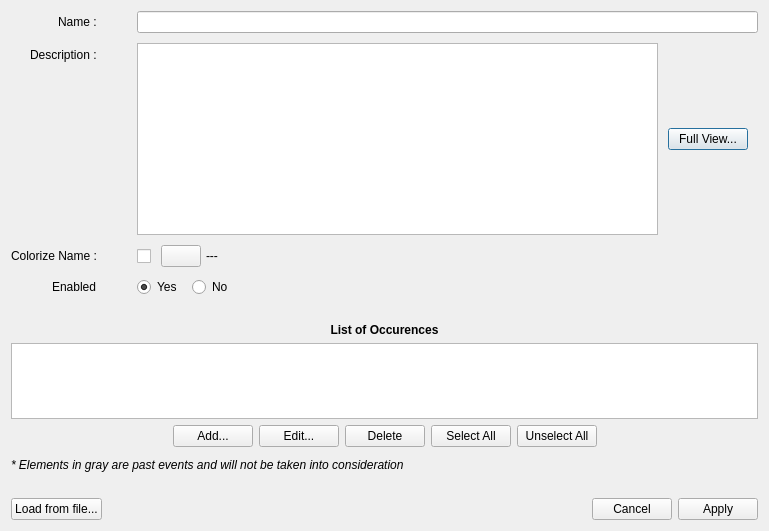
Qt form editirregulardialog.ui (redmoon1945/gbp) before a commit.
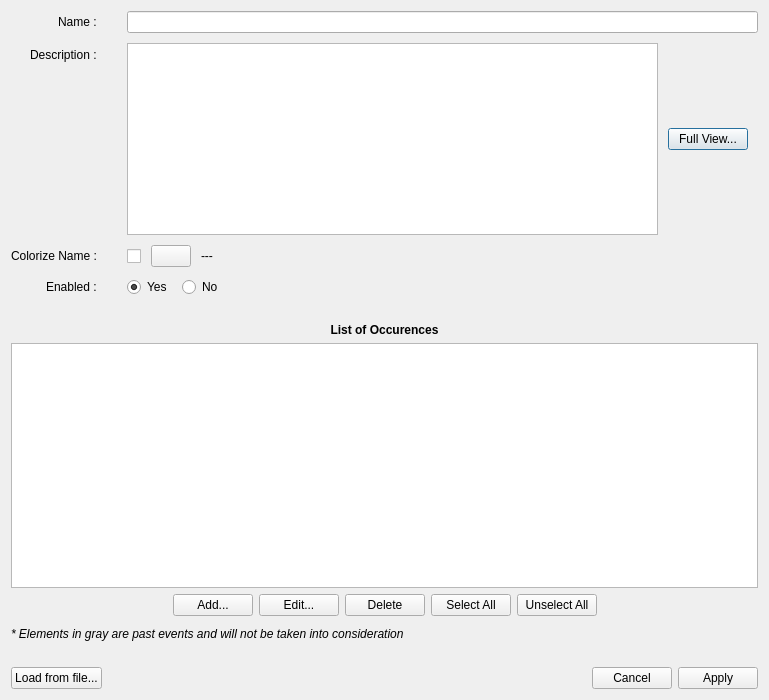
The same form after that commit.

Patch:
```diff
--- a/editirregulardialog.ui
+++ b/editirregulardialog.ui
@@ -7,7 +7,7 @@
     <x>0</x>
     <y>0</y>
     <width>769</width>
-    <height>531</height>
+    <height>700</height>
    </rect>
   </property>
   <property name="windowTitle">
@@ -22,7 +22,7 @@
         <set>Qt::AlignRight|Qt::AlignTrailing|Qt::AlignVCenter</set>
        </property>
        <property name="horizontalSpacing">
-        <number>40</number>
+        <number>30</number>
        </property>
        <property name="verticalSpacing">
         <number>10</number>
@@ -114,7 +114,7 @@
           </font>
          </property>
          <property name="text">
-          <string>Enabled</string>
+          <string>Enabled :</string>
          </property>
         </widget>
        </item>
@@ -243,7 +243,7 @@
            </property>
            <property name="sizeHint" stdset="0">
             <size>
-             <width>5</width>
+             <width>10</width>
              <height>20</height>
             </size>
            </property>
```
